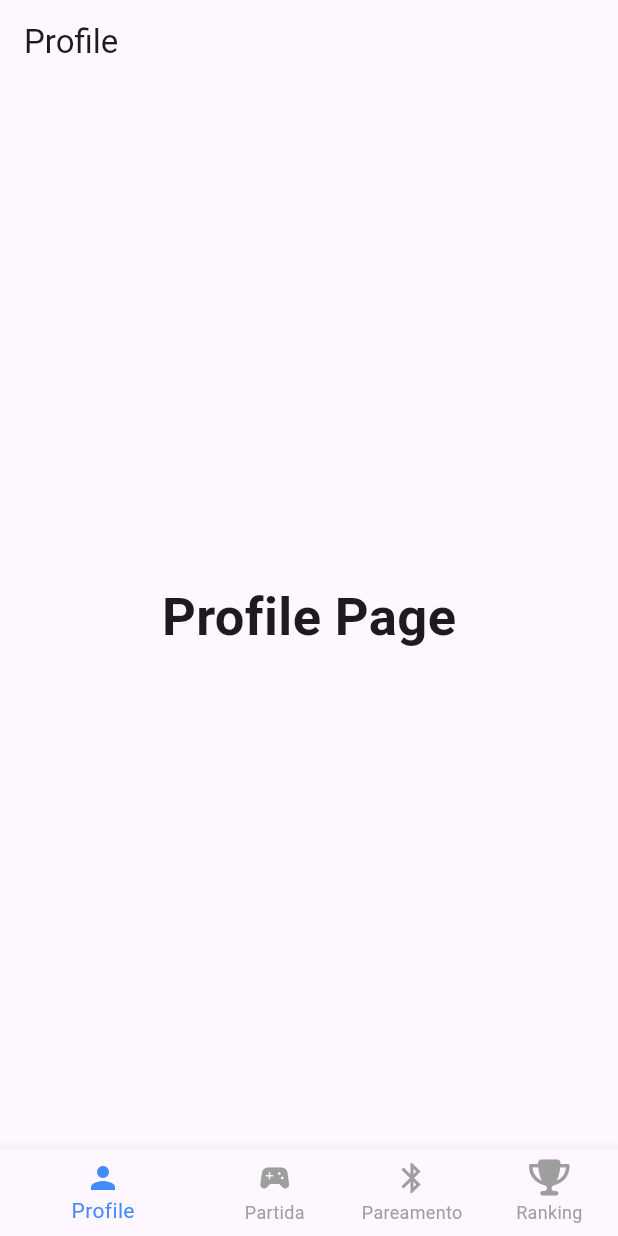
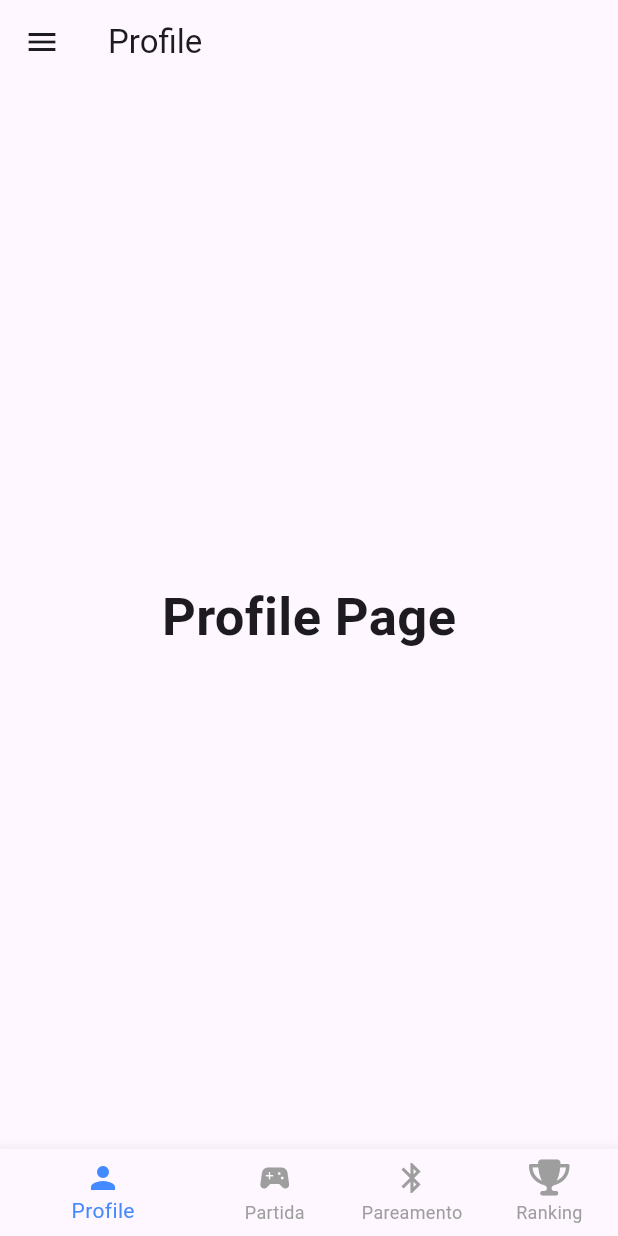
Before and after one commit to MarceloGusmao/champions_organizer, a Flutter app: the screen it shows after launch, on a phone screen of 412 x 824 dp. Run offline on Flutter 3.47's test engine with Material 3 defaults, Android fonts, the phone set to English and light mode, and no system bars; our stand-ins replace font_awesome_flutter, parse_server_sdk_flutter.

Commit message:
Criando Menu drawer para logout

```diff
--- a/lib/views/home/home.dart
+++ b/lib/views/home/home.dart
@@ -40,7 +40,38 @@ class HomePage extends State<MyHomePage> {
   Widget build(BuildContext context) {
     return Scaffold(
       appBar: AppBar(
-        title: Text(_titles[_selectedIndex]),
+        title: Text(
+          _titles[_selectedIndex],
+        ),
+      ),
+      drawer: Drawer(
+        child: Column(
+          children: <Widget>[
+            const UserAccountsDrawerHeader(
+              accountName: Text('Seu Nome'),
+              accountEmail: Text('seu.email@example.com'),
+              currentAccountPicture: CircleAvatar(
+                backgroundColor: Colors.white,
+                child: Text(
+                  'SN',
+                  style: TextStyle(fontSize: 40.0),
+                ),
+              ),
+              decoration: BoxDecoration(
+                color: Colors.blue,
+              ),
+            ),
+            const Spacer(),
+            ListTile(
+              leading: const Icon(Icons.logout),
+              title: const Text('Logout'),
+              onTap: () {
+                // Ação para a opção Logout
+                Navigator.pop(context);
+              },
+            ),
+          ],
+        ),
       ),
       body: Center(
         child: _widgetOptions.elementAt(_selectedIndex),
```
